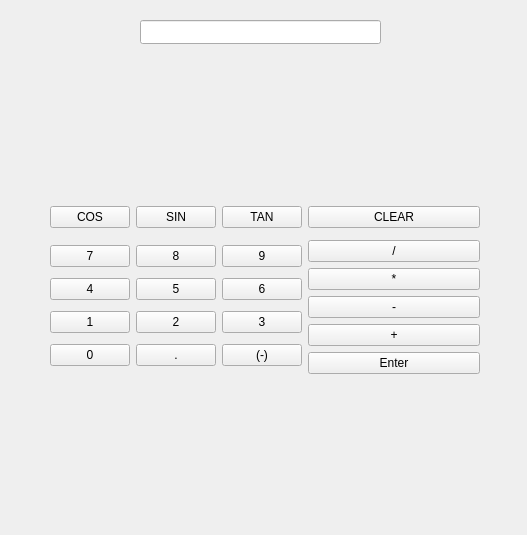
Above: mainwindow.ui from kcmurray1/Simple-Qt-desktop-calculator before the change. Below: the same form after it.
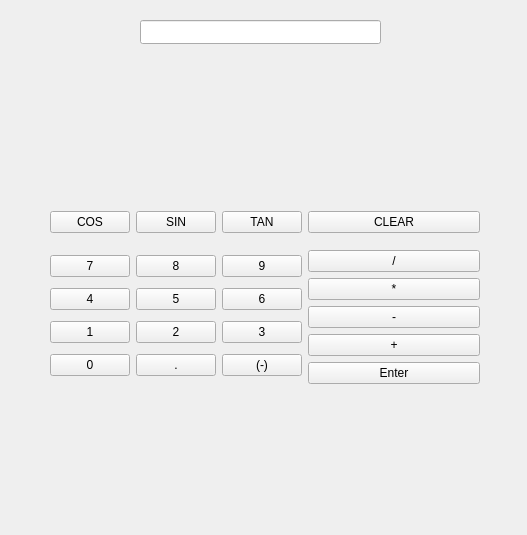
That is the form after the change.

What changed in the file:
```diff
--- a/mainwindow.ui
+++ b/mainwindow.ui
@@ -30,13 +30,13 @@
      <bool>false</bool>
     </property>
    </widget>
-   <widget class="QWidget" name="">
+   <widget class="QWidget" name="layoutWidget">
     <property name="geometry">
      <rect>
       <x>50</x>
       <y>200</y>
       <width>430</width>
-      <height>180</height>
+      <height>196</height>
      </rect>
     </property>
     <layout class="QGridLayout" name="gridLayout_2">
```
